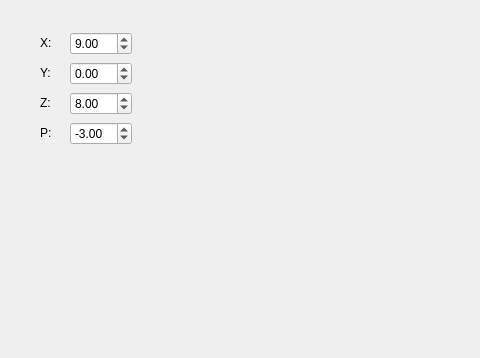
Qt form mainwindow.ui (Mojzi/RobotController) before a commit; both pictures show x 0 to 480 and y 542 to 900 of the 1200 by 900 pixel window.
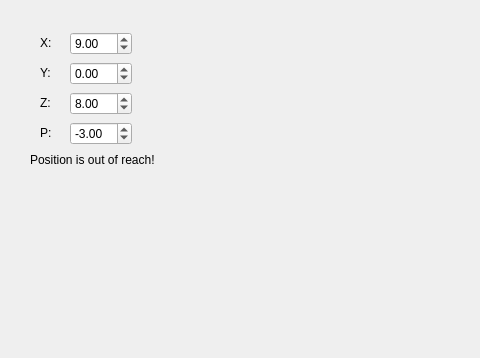
The same form after that commit. Icons and pictures are not drawn.

What changed in the file:
```diff
--- a/mainwindow.ui
+++ b/mainwindow.ui
@@ -549,6 +549,19 @@
       <string>P:</string>
      </property>
     </widget>
+    <widget class="QLabel" name="label_error">
+     <property name="geometry">
+      <rect>
+       <x>30</x>
+       <y>170</y>
+       <width>131</width>
+       <height>16</height>
+      </rect>
+     </property>
+     <property name="text">
+      <string>Position is out of reach!</string>
+     </property>
+    </widget>
    </widget>
   </widget>
   <action name="actionNew">
```
Left out of the diff: 10 changed lines with no effect on the pictures.
